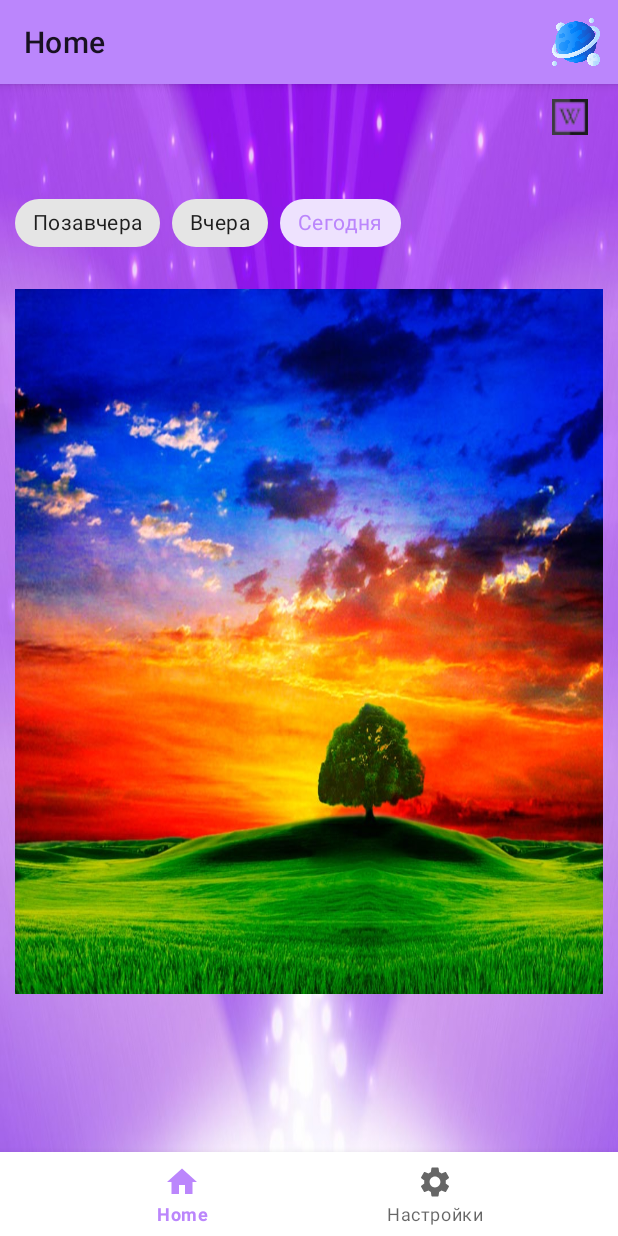
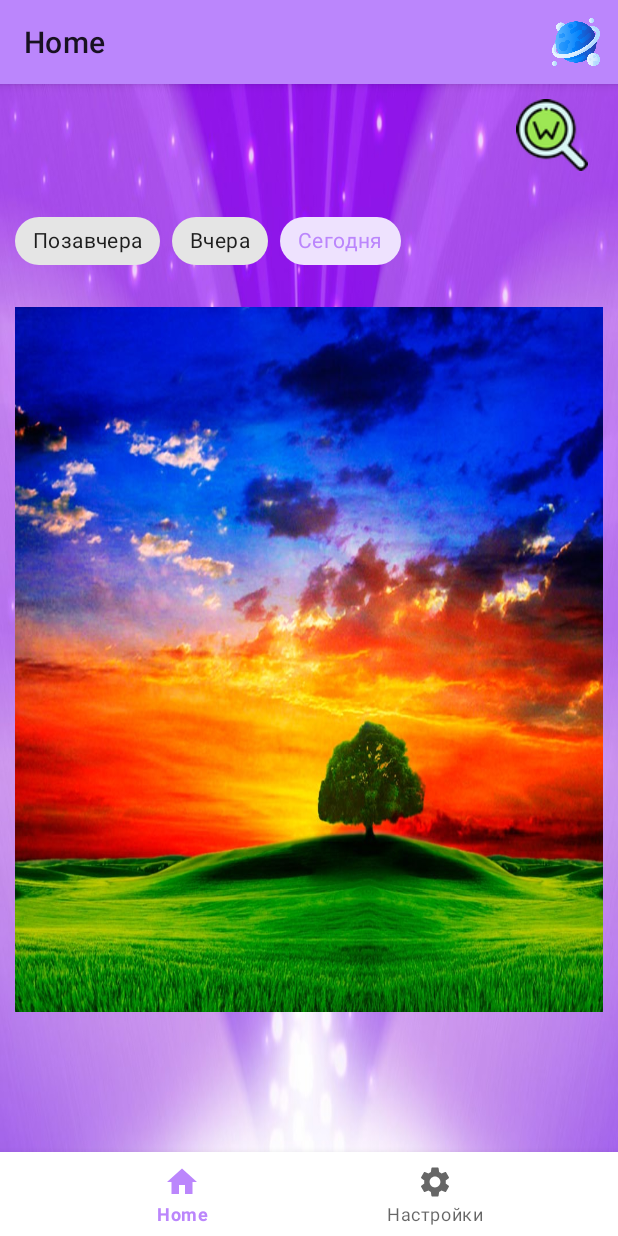
Before and after one commit to Tati1909/MaterialDesign, an Android app: the screen it shows after launch (MainActivity), on a phone screen of 412 x 824 dp. Run offline under Robolectric (Android 15) with nearby library versions, the phone set to English and light mode, and no system bars; our stand-ins replace navigation-ui; pictures from the network do not load.

Commit message:
некоторые доработки

```diff
--- a/app/src/main/java/com/example/materialdesign/repository/RemoteNasaDataSource.kt
+++ b/app/src/main/java/com/example/materialdesign/repository/RemoteNasaDataSource.kt
@@ -9,12 +9,12 @@ import java.util.*
 // Результаты запроса станут обрабатываться во ViewModel — там будет находиться наш callback.
 object RemoteNasaDataSource {
     private const val TAG = "@@RemoteDataSource"
-    private const val BASEURL = "https://api.nasa.gov/"
+    private const val BASE_URL = "https://api.nasa.gov/"
 
     private val retrofit: Retrofit by lazy {
         Retrofit.Builder()
             .addConverterFactory(GsonConverterFactory.create())
-            .baseUrl(BASEURL)
+            .baseUrl(BASE_URL)
             .build()
     }
     private val service: PictureOfTheDayApi by lazy {
--- a/app/src/main/java/com/example/materialdesign/view/MainActivity.kt
+++ b/app/src/main/java/com/example/materialdesign/view/MainActivity.kt
@@ -1,10 +1,7 @@
 package com.example.materialdesign.view
 
-import android.content.Context
 import android.content.Intent
-import android.content.SharedPreferences
 import android.os.Bundle
-import android.os.PersistableBundle
 import android.view.Menu
 import android.view.MenuItem
 import androidx.appcompat.app.AppCompatActivity
--- a/app/src/main/java/com/example/materialdesign/view/settings/SettingsFragment.kt
+++ b/app/src/main/java/com/example/materialdesign/view/settings/SettingsFragment.kt
@@ -1,5 +1,6 @@
 package com.example.materialdesign.view.settings
 
+import android.content.res.Resources
 import android.os.Bundle
 import android.view.LayoutInflater
 import android.view.View
--- a/app/src/main/java/com/example/materialdesign/view/settings/SettingsViewModel.kt
+++ b/app/src/main/java/com/example/materialdesign/view/settings/SettingsViewModel.kt
@@ -1,17 +1,15 @@
 package com.example.materialdesign.view.settings
 
-import android.content.res.Resources
 import androidx.lifecycle.LiveData
 import androidx.lifecycle.MutableLiveData
 import androidx.lifecycle.ViewModel
-import com.example.materialdesign.R
 
 class SettingsViewModel : ViewModel() {
 
-    private val _text = MutableLiveData<String>().apply {
+    private val _textLiveData = MutableLiveData<String>().apply {
         value = "Settings"
     }
-    val text: LiveData<String> = _text
+    val textLiveData: LiveData<String> = _textLiveData
 
 
 }
--- a/app/src/main/res/layout/fragment_picture_of_the_day_end.xml
+++ b/app/src/main/res/layout/fragment_picture_of_the_day_end.xml
@@ -109,8 +109,9 @@
         android:layout_width="match_parent"
         android:layout_height="wrap_content"
         android:background="@color/purple_200"
-        app:behavior_hideable="true"
-        app:behavior_peekHeight="@dimen/margin_average"
+        android:visibility="visible"
+        app:behavior_hideable="false"
+        app:behavior_peekHeight="@dimen/margin_bottom_sheet"
         app:layout_behavior="com.google.android.material.bottomsheet.BottomSheetBehavior">
 
         <TextView
--- a/app/src/main/res/layout/fragment_picture_of_the_day_start.xml
+++ b/app/src/main/res/layout/fragment_picture_of_the_day_start.xml
@@ -15,8 +15,8 @@
             android:id="@+id/main"
             android:layout_width="match_parent"
             android:layout_height="match_parent"
+            android:paddingStart="@dimen/margin_small"
             android:paddingTop="@dimen/margin_small"
-            android:paddingStart="@dimen/margin_small"
             android:paddingEnd="@dimen/margin_small"
             app:layoutDescription="@xml/motion_scene">
 
@@ -30,7 +30,8 @@
                 app:layout_constraintBottom_toBottomOf="@+id/input_layout"
                 app:layout_constraintEnd_toEndOf="parent"
                 app:layout_constraintTop_toTopOf="@+id/input_layout"
-                app:srcCompat="@drawable/ic_wikipedia" />
+                app:srcCompat="@drawable/ic_wiki"
+                tools:ignore="SpeakableTextPresentCheck,ImageContrastCheck" />
 
             <com.google.android.material.textfield.TextInputLayout
                 android:id="@+id/input_layout"
@@ -98,7 +99,7 @@
                 app:layout_constraintBottom_toTopOf="@+id/bottom_sheet_frame_layout"
                 app:layout_constraintTop_toBottomOf="@+id/chip_group"
                 app:srcCompat="@drawable/ic_no_photo_vector"
-                tools:ignore="MissingConstraints,NotSibling"
+                tools:ignore="MissingConstraints,NotSibling,ImageContrastCheck"
                 tools:layout_editor_absoluteX="10dp" />
         </androidx.constraintlayout.motion.widget.MotionLayout>
     </androidx.core.widget.NestedScrollView>
@@ -108,11 +109,13 @@
         android:layout_width="match_parent"
         android:layout_height="wrap_content"
         android:background="@color/purple_200"
-        app:behavior_hideable="true"
-        app:behavior_peekHeight="@dimen/margin_average"
+        android:visibility="visible"
+        app:behavior_hideable="false"
+        app:behavior_peekHeight="@dimen/margin_bottom_sheet"
         app:layout_behavior="com.google.android.material.bottomsheet.BottomSheetBehavior">
 
-        <TextView
+
+    <TextView
             android:id="@+id/bottom_sheet_text_view"
             android:layout_width="match_parent"
             android:layout_height="wrap_content"
--- a/app/src/main/res/values/dimens.xml
+++ b/app/src/main/res/values/dimens.xml
@@ -3,6 +3,7 @@
     <dimen name="margin_small">10dp</dimen>
     <dimen name="margin_small_XX">20dp</dimen>
     <dimen name="margin_average">50dp</dimen>
+    <dimen name="margin_bottom_sheet">200dp</dimen>
     <dimen name="town_header_height">500dp</dimen>
     <dimen name="text_size_planets">15sp</dimen>
 </resources>
--- a/app/src/main/res/xml/motion_scene.xml
+++ b/app/src/main/res/xml/motion_scene.xml
@@ -3,6 +3,7 @@
     <Transition
         motion:constraintSetEnd="@layout/fragment_picture_of_the_day_end"
         motion:constraintSetStart="@layout/fragment_picture_of_the_day_start"
+        motion:motionInterpolator="easeIn"
         motion:duration="1000">
         <OnClick motion:targetId="@id/wiki_button" />
     </Transition>
```
Also changed, not shown: app/src/main/res/drawable/ic_wiki.png (added).
